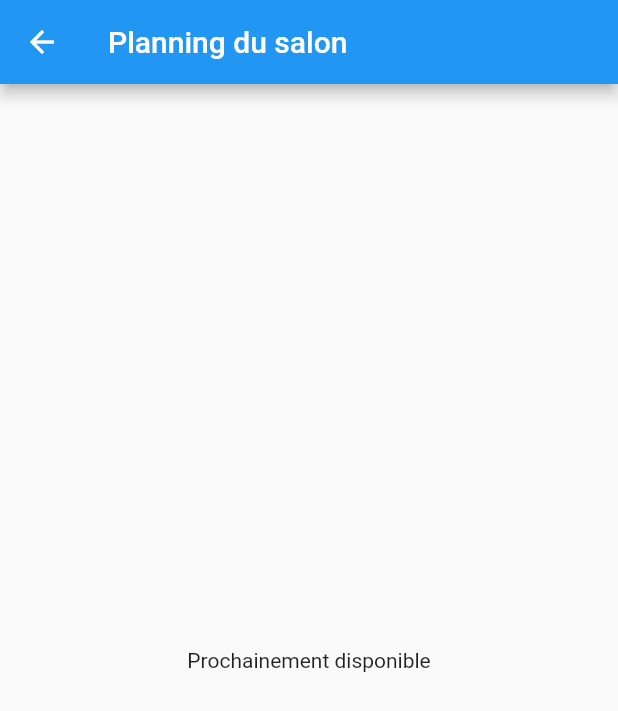
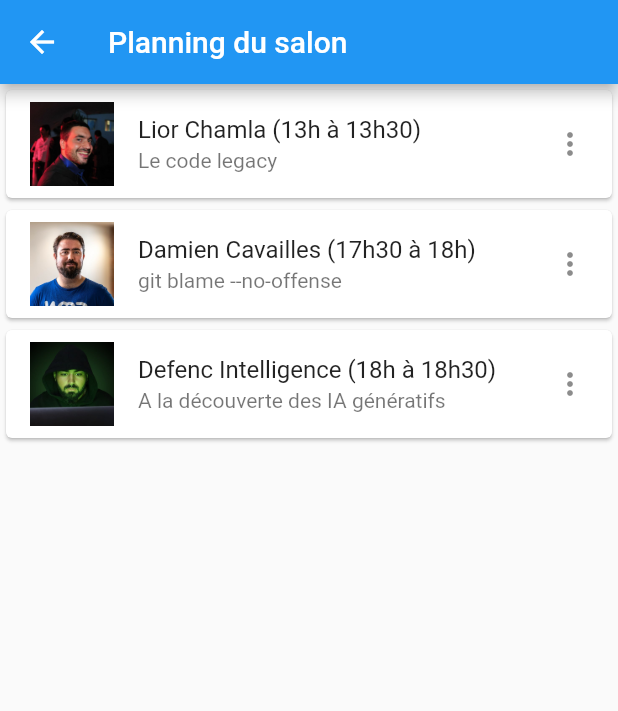
Before and after one commit to Dianavi22/conf-appli, a Flutter app: the EventPage screen opened directly, on a phone screen of 412 x 824 dp. Shown: the top 711 px of the screen. Run offline on Flutter 3.47's test engine with Material 2 defaults, Android fonts, the phone set to English and light mode, and no system bars; our stand-ins replace flutter_svg.

Commit message:
ajout button et list

```diff
--- /dev/null
+++ b/lib/Pages/EventPage.dart
@@ -0,0 +1,61 @@
+import 'package:flutter/material.dart';
+
+class EventPage extends StatefulWidget{
+  const EventPage({Key? key}) : super(key: key);
+
+  @override
+  State<EventPage> createState() => _EventPageState();
+}
+class _EventPageState extends State<EventPage> {
+
+  final events =[
+    {
+      "speaker": "Lior Chamla",
+      "date": "13h à 13h30",
+      "subject": "Le code legacy",
+      "avatar": "lior"
+    },
+    {
+      "speaker": "Damien Cavailles",
+      "date": "17h30 à 18h",
+      "subject": "git blame --no-offense",
+      "avatar": "damien"
+    },
+    {
+      "speaker": "Defenc Intelligence",
+      "date": "18h à 18h30",
+      "subject": "A la découverte des IA génératifs",
+      "avatar": "defendintelligence"
+    }
+  ];
+
+  @override
+  Widget build(BuildContext context) {
+    return Scaffold(
+      appBar: AppBar(
+        title: Text("Planning du salon"),
+      ),
+      body: Center(
+        child: ListView.builder(
+          itemCount: events.length,
+          itemBuilder: (context, index){
+            final event = events[index];
+            final avatar = event['avatar'];
+            final speaker = event['speaker'];
+            final date = event['date'];
+            final subject = event['subject'];
+            return Card(
+                child: ListTile(
+                  leading: Image.asset("assets/images/$avatar.jpg"),
+                  title: Text('$speaker ($date)'),
+                  subtitle: Text('$subject'),
+                  trailing: Icon(Icons.more_vert),
+                ),
+              );
+          }
+
+        ),
+      ),
+    );
+  }
+}
--- a/lib/main.dart
+++ b/lib/main.dart
@@ -1,5 +1,7 @@
 import 'package:flutter/material.dart';
 import 'package:flutter_svg/flutter_svg.dart';
+
+import 'Pages/Home_page.dart';
 
 void main() {
   runApp(const MyApp());
@@ -15,65 +17,3 @@ class MyApp extends StatelessWidget {
     );
   }
 }
-
-class EventPage extends StatelessWidget {
-  const EventPage({Key? key}) : super(key: key);
-
-  @override
-  Widget build(BuildContext context) {
-    return Scaffold(
-      appBar: AppBar(
-        title: Text("Planning du salon"),
-      ),
-      body: Center(
-        child: Text("Prochainement disponible"),
-      )
-    );
-  }
-}
-
-
-class HomePage extends StatelessWidget {
-  const HomePage({
-    Key? key,
-  }) : super(key: key);
-
-  @override
-  Widget build(BuildContext context) {
-    return Scaffold(
-      appBar: AppBar(
-        title: const Text("Conférence 2022"),
-      ),
-      body: Center(
-        child: Column(
-          mainAxisAlignment: MainAxisAlignment.center,
-            children: [
-              SvgPicture.asset("assets/images/logo.svg", color: Colors.blue),
-              const Text("Conférence 2022",
-                style: TextStyle(
-                  fontSize: 42,
-                  fontFamily: 'Poppins'
-                ),
-              ),
-              const Text("salon virtuel 2022",
-                  style:TextStyle(
-                  fontSize:24
-              ),
-          textAlign: TextAlign.center,
-              ),
-              ElevatedButton(
-                style: ButtonStyle(
-                // backgroundColor: MaterialStatePropertyAll()
-              ),
-                onPressed: () => print("poyo"), child: Text("Afficher le planning",
-              style:TextStyle(
-                fontSize: 20
-              ),
-              ),
-              )
-            ],
-        )
-      )
-    );
-  }
-}
```
Also changed, not shown: lib/Pages/Home_page.dart (added, +61 -0 lines), assets/images/damien.jpg (added), assets/images/defendintelligence.jpg (added), assets/images/lior.jpg (added), assets/images/logo.svg.
